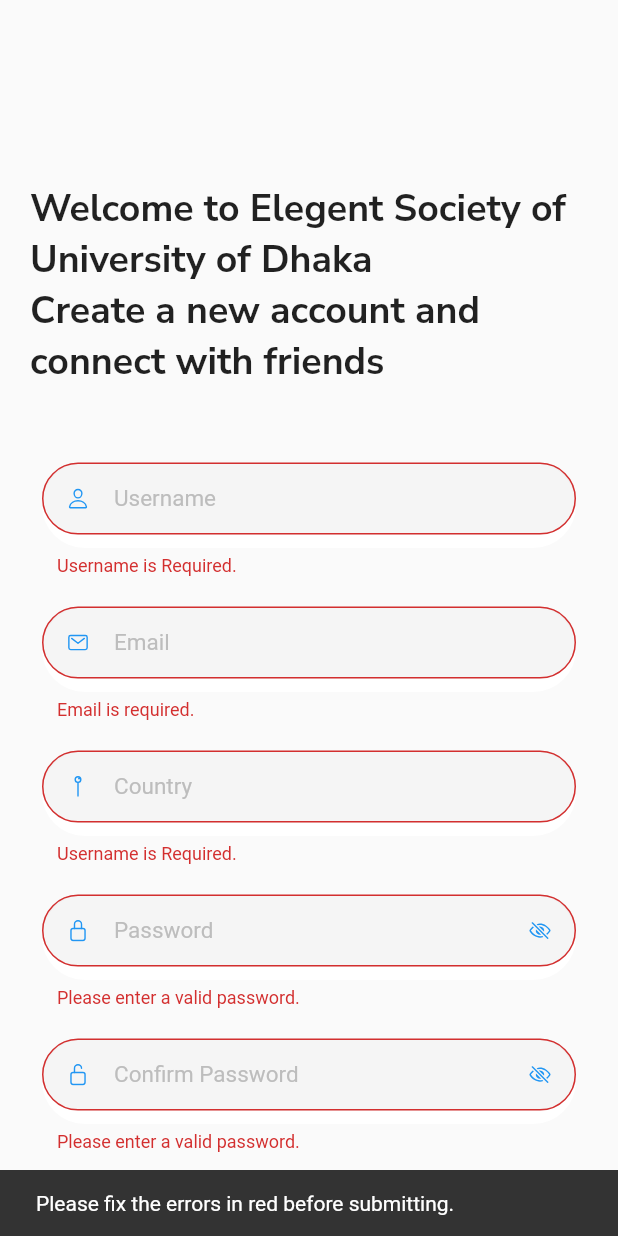
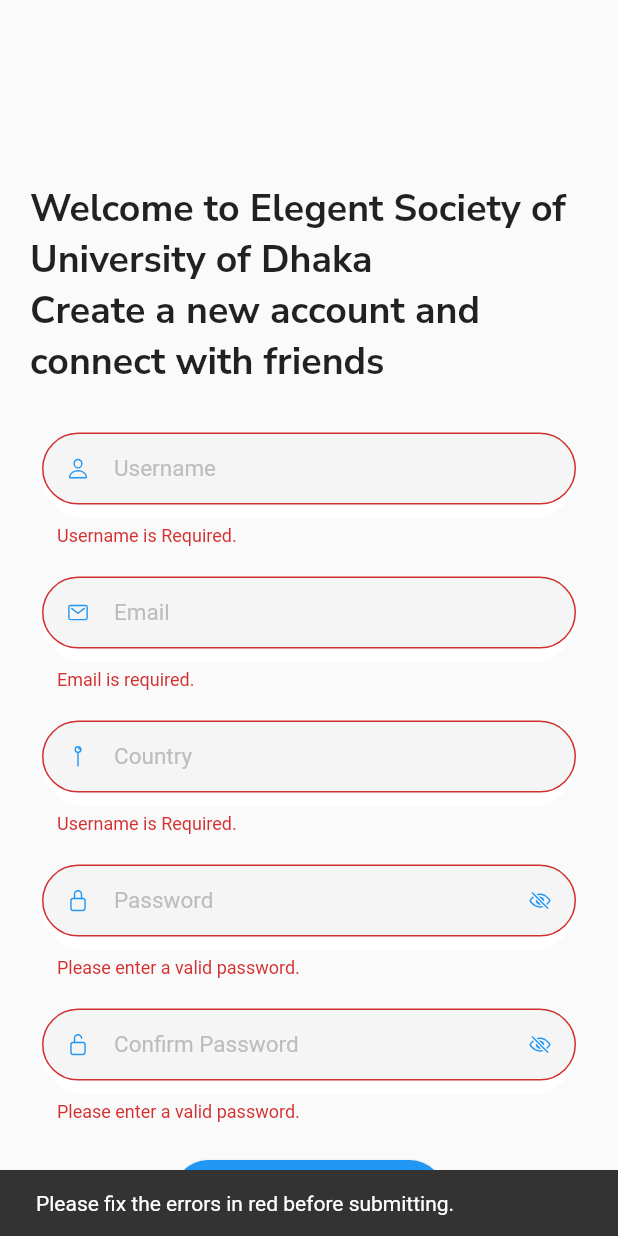
Before and after one commit to anik2644/Campus, a Flutter app: the Register screen opened directly, after a tap on "SIGN UP", on a phone screen of 412 x 824 dp. Run offline on Flutter 3.47's test engine with Material 2 defaults, Android fonts, the phone set to English and light mode, and no system bars; drawn by our look-alikes of loading_overlay; our stand-ins replace cached_network_image, cloud_firestore, firebase_auth, firebase_core, firebase_storage, flutter_animate and 9 more; accounts and stored records are empty.

Commit message:
first commit

```diff
--- a/lib/SM/UI/Pages/Feeds.dart
+++ b/lib/SM/UI/Pages/Feeds.dart
@@ -1,10 +1,12 @@
 
 import 'package:cloud_firestore/cloud_firestore.dart';
+import 'package:dhabiansomachar/SM/Firebase/FirebaseMethods/FirebaseFetchdata.dart';
 import 'package:flutter/material.dart';
 import 'package:flutter/cupertino.dart';
 import 'package:ionicons/ionicons.dart';
 import 'package:flutter_animate/flutter_animate.dart';
 
+import '../../Firebase/FIREBASE.dart';
 import '../../JSON_Management/JSONFile.dart';
 import '../../ModelClass/Post.dart';
 import '../../ModelClass/User.dart';
--- a/lib/SM/UI/Pages/auth/login/login.dart
+++ b/lib/SM/UI/Pages/auth/login/login.dart
@@ -28,14 +28,14 @@ class _LoginState extends State<Login> {
 
   @override
   Widget build(BuildContext context) {
-    LoginViewModel viewModel = LoginViewModel(); //Provider.of<LoginViewModel>(context);
+    LoginViewModel viewModel =  Provider.of<LoginViewModel>(context);//LoginViewModel(); //Provider.of<LoginViewModel>(context);
 
     return LoadingOverlay(
       progressIndicator: circularProgress(context),
       isLoading: viewModel.loading,
       child: Scaffold(
         backgroundColor: Colors.white,
-       // key: viewModel.scaffoldKey,
+        key: viewModel.scaffoldKey,
         body: ListView(
           padding: EdgeInsets.symmetric(horizontal: 15.0, vertical: 20.0),
           children: [
--- a/lib/SM/UI/Pages/auth/register/register.dart
+++ b/lib/SM/UI/Pages/auth/register/register.dart
@@ -12,31 +12,24 @@ import '../../../Components/Register/text_form_builder.dart';
 import '../../../Widgets/indicators.dart';
 import '../login/login.dart';
 
+
 class Register extends StatefulWidget {
   @override
   _RegisterState createState() => _RegisterState();
 }
 
 class _RegisterState extends State<Register> {
-
-
-
   @override
   Widget build(BuildContext context) {
-    RegisterViewModel viewModel = RegisterViewModel();//Provider.of<RegisterViewModel>(context);
+    RegisterViewModel viewModel = Provider.of<RegisterViewModel>(context);
     return LoadingOverlay(
       progressIndicator: circularProgress(context),
       isLoading: viewModel.loading,
       child: Scaffold(
-       // key: viewModel.scaffoldKey,
+        key: viewModel.scaffoldKey,
         body: ListView(
           padding: EdgeInsets.symmetric(horizontal: 20.0, vertical: 40.0),
           children: [
-/*            TextField(
-              decoration: InputDecoration(
-                hintText: 'Enter your text here',
-              ),
-            ),*/
             SizedBox(height: MediaQuery.of(context).size.height / 10),
             Text(
               'Welcome to Elegent Society of University of Dhaka\nCreate a new account and connect with friends',
@@ -45,8 +38,6 @@ class _RegisterState extends State<Register> {
                 fontSize: 25.0,
               ),
             ),
-
-
             SizedBox(height: 30.0),
             buildForm(viewModel, context),
             SizedBox(height: 30.0),
@@ -57,11 +48,7 @@ class _RegisterState extends State<Register> {
                   'Already have an account  ',
                 ),
                 GestureDetector(
-                  onTap: () => Navigator.of(context).pushReplacement(
-                    CupertinoPageRoute(
-                      builder: (_) => Login(),
-                    ),
-                  ),
+                  onTap: () => Navigator.pop(context),
                   child: Text(
                     'Login',
                     style: TextStyle(
@@ -84,7 +71,6 @@ class _RegisterState extends State<Register> {
       autovalidateMode: AutovalidateMode.onUserInteraction,
       child: Column(
         children: [
-          SizedBox(height: 20.0),
           TextFormBuilder(
             enabled: !viewModel.loading,
             prefix: Ionicons.person_outline,
--- a/lib/SM/Utilites/Auth/Register/RegisterViewModel.dart
+++ b/lib/SM/Utilites/Auth/Register/RegisterViewModel.dart
@@ -6,7 +6,7 @@ import 'package:flutter/material.dart';
 
 import '../../Services/auth_service.dart';
 
-
+/*
 class RegisterViewModel extends ChangeNotifier {
   final GlobalKey<ScaffoldState> scaffoldKey = GlobalKey<ScaffoldState>(); //GlobalKey<ScaffoldState>()
   final GlobalKey<FormState> formKey = GlobalKey<FormState>();
@@ -100,3 +100,98 @@ class RegisterViewModel extends ChangeNotifier {
     ScaffoldMessenger.of(context).showSnackBar(SnackBar(content: Text(value)));
   }
 }
+*/
+
+class RegisterViewModel extends ChangeNotifier {
+  final GlobalKey<ScaffoldState> scaffoldKey = GlobalKey<ScaffoldState>();
+  final GlobalKey<FormState> formKey = GlobalKey<FormState>();
+  bool validate = false;
+  bool loading = false;
+  String? username, email, country, password, cPassword;
+  FocusNode usernameFN = FocusNode();
+  FocusNode emailFN = FocusNode();
+  FocusNode countryFN = FocusNode();
+  FocusNode passFN = FocusNode();
+  FocusNode cPassFN = FocusNode();
+  AuthService auth = AuthService();
+
+  register(BuildContext context) async {
+    FormState form = formKey.currentState!;
+    form.save();
+    if (!form.validate()) {
+      validate = true;
+      notifyListeners();
+      showInSnackBar(
+          'Please fix the errors in red before submitting.', context);
+    } else {
+      if (password == cPassword) {
+        loading = true;
+        notifyListeners();
+        try {
+         bool success = true;
+/*
+         await auth.createUser(
+            name: username,
+            email: email,
+            password: password,
+            country: country,
+          );*/
+          print(success);
+          if (success) {
+
+            final snackBar = SnackBar(
+              content: Text('signup Done'),
+              duration: Duration(seconds: 5),
+            );
+            ScaffoldMessenger.of(context).showSnackBar(snackBar);
+/*            Navigator.of(context).pushReplacement(
+              CupertinoPageRoute(
+                builder: (_) => ProfilePicture(),
+              ),
+            );*/
+          }
+        } catch (e) {
+          loading = false;
+          notifyListeners();
+          print(e);
+          showInSnackBar(
+              '${auth.handleFirebaseAuthError(e.toString())}', context);
+        }
+        loading = false;
+        notifyListeners();
+      } else {
+        showInSnackBar('The passwords does not match', context);
+      }
+    }
+  }
+
+  setEmail(val) {
+    email = val;
+    notifyListeners();
+  }
+
+  setPassword(val) {
+    password = val;
+    notifyListeners();
+  }
+
+  setName(val) {
+    username = val;
+    notifyListeners();
+  }
+
+  setConfirmPass(val) {
+    cPassword = val;
+    notifyListeners();
+  }
+
+  setCountry(val) {
+    country = val;
+    notifyListeners();
+  }
+
+  void showInSnackBar(String value, context) {
+    ScaffoldMessenger.of(context).removeCurrentSnackBar();
+    ScaffoldMessenger.of(context).showSnackBar(SnackBar(content: Text(value)));
+  }
+}
--- /dev/null
+++ b/lib/SM/Utilites/Providers/Providers.dart
@@ -0,0 +1,16 @@
+import 'package:provider/provider.dart';
+import 'package:provider/single_child_widget.dart';
+
+import '../Auth/Login/login_view_model.dart';
+import '../Auth/Register/RegisterViewModel.dart';
+
+List<SingleChildWidget> providers = [
+  ChangeNotifierProvider(create: (_) => RegisterViewModel()),
+  ChangeNotifierProvider(create: (_) => LoginViewModel()),
+ // ChangeNotifierProvider(create: (_) => PostsViewModel()),
+/*  ChangeNotifierProvider(create: (_) => EditProfileViewModel()),
+  ChangeNotifierProvider(create: (_) => ConversationViewModel()),
+  ChangeNotifierProvider(create: (_) => StatusViewModel()),
+  ChangeNotifierProvider(create: (_) => UserViewModel()),
+  ChangeNotifierProvider(create: (_) => ThemeProvider()),*/
+];
--- a/lib/main.dart
+++ b/lib/main.dart
@@ -1,9 +1,4 @@
-import 'package:dhabiansomachar/SM/Firebase/FIREBASE.dart';
-import 'package:dhabiansomachar/SM/Firebase/FirebaseMethods/FirebaseFetchdata.dart';
-import 'package:dhabiansomachar/SM/JSON_Management/JSONFile.dart';
-import 'package:dhabiansomachar/SM/ModelClass/Post.dart';
-import 'package:dhabiansomachar/SM/ModelClass/User.dart';
-import 'package:dhabiansomachar/SM/UI/Pages/Feeds.dart';
+
 import 'package:flutter/material.dart';
 import 'package:cloud_firestore/cloud_firestore.dart';
 import 'package:flutter/cupertino.dart';
@@ -11,7 +6,8 @@ import 'package:google_fonts/google_fonts.dart';
 import 'package:provider/provider.dart';
 import 'SM/Configuration/config.dart';
 import 'SM/UI/Helper/HPStrategy.dart';
-import 'SM/Utilites/life_cycle_event_handler.dart';
+import 'SM/UI/Pages/Feeds.dart';
+import 'SM/Utilites/Providers/Providers.dart';
 
 
 void main() async {
@@ -21,7 +17,11 @@ void main() async {
 }
 
 
-class MyApp extends StatelessWidget {@override Widget build(BuildContext context) {return MaterialApp(debugShowCheckedModeBanner: false, theme: ThemeData(primarySwatch: Colors.blue,), home: const MyHomePage(),);}}
+class MyApp extends StatelessWidget {@override Widget build(BuildContext context) {
+  return MultiProvider(
+      providers: providers,
+      child: MaterialApp(debugShowCheckedModeBanner: false, theme: ThemeData(primarySwatch: Colors.blue,), home: const MyHomePage(),)
+  );}}
 
 
 
```
Also changed, not shown: 1 other file.
